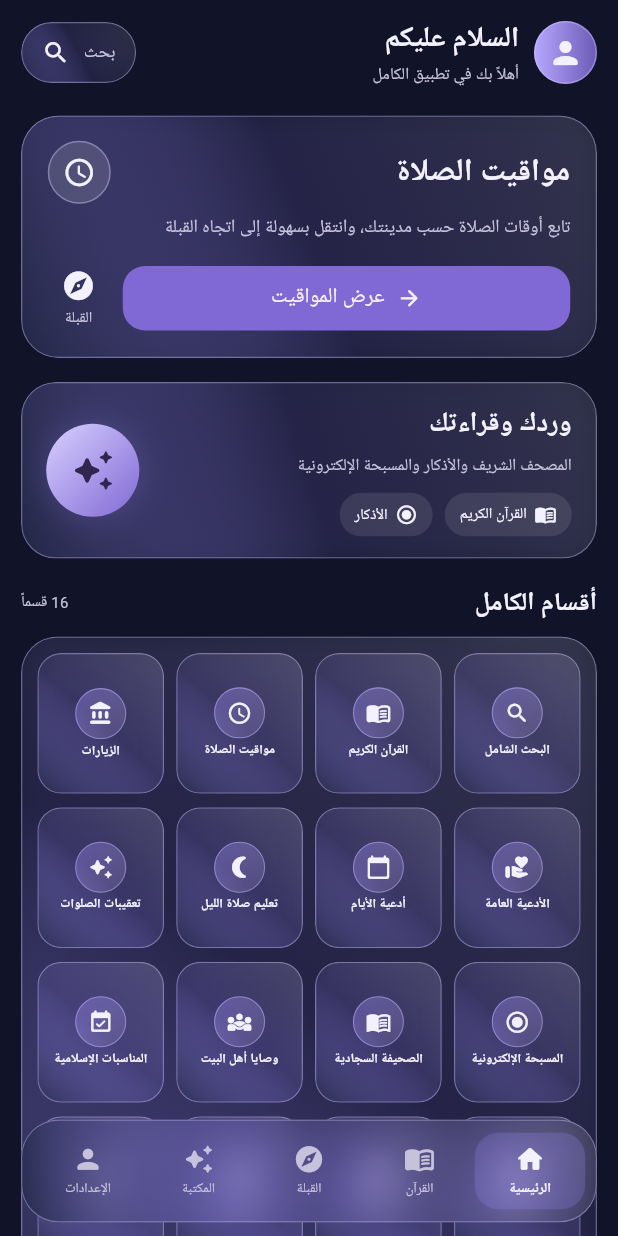
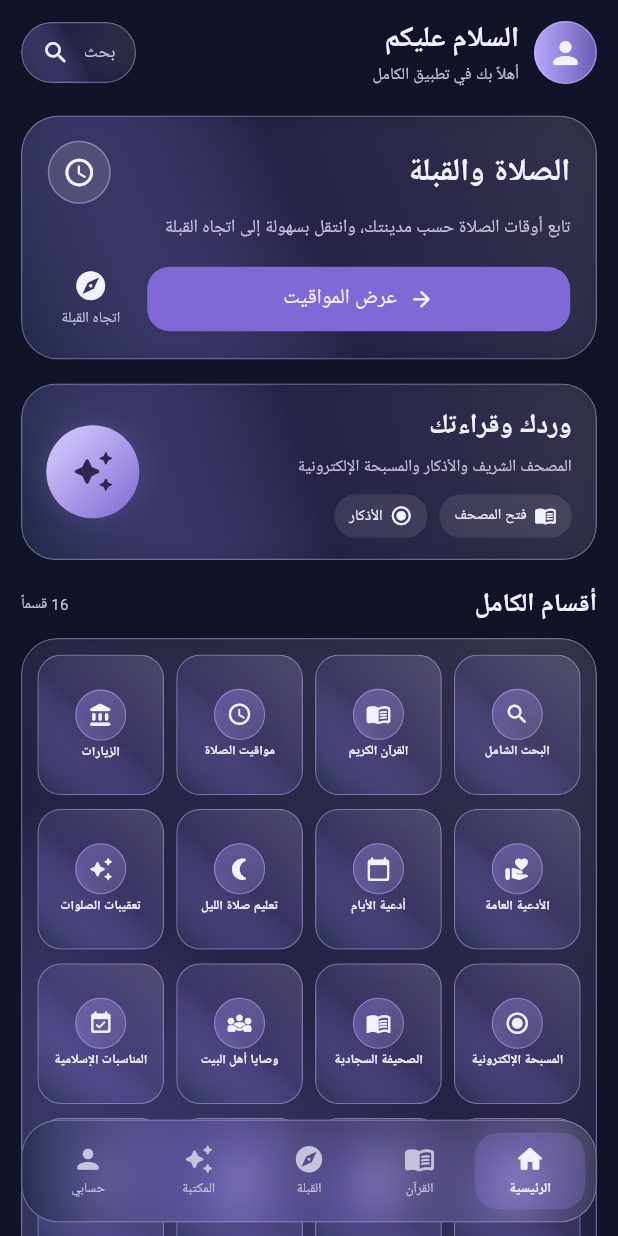
Before and after one commit to akaml7143-source/al-kamil, a Flutter app: the HomePage screen opened directly, on a phone screen of 412 x 824 dp. Run offline on Flutter 3.47's test engine with Material 3 defaults, Android fonts, the phone set to English and light mode, and no system bars; our stand-ins replace flutter_compass, material_ui, shared_preferences; missing offline and left inert: adhan_dart, qcf_quran_plus; accounts and stored records are empty.

Commit message:
Polish dashboard labels and preserve scroll-based navigation tests

```diff
--- a/lib/main.dart
+++ b/lib/main.dart
@@ -314,7 +314,7 @@ class HomePage extends StatelessWidget {
                               Row(
                                 children: [
                                   const Expanded(
-                                    child: Text('مواقيت الصلاة', style: TextStyle(color: ivory, fontSize: 21, fontWeight: FontWeight.bold)),
+                                    child: Text('الصلاة والقبلة', style: TextStyle(color: ivory, fontSize: 21, fontWeight: FontWeight.bold)),
                                   ),
                                   Container(
                                     width: 42,
@@ -349,7 +349,7 @@ class HomePage extends StatelessWidget {
                                   const SizedBox(width: 9),
                                   _HomeRoundAction(
                                     icon: Icons.explore_rounded,
-                                    label: 'القبلة',
+                                    label: 'اتجاه القبلة',
                                     onTap: () => _openSection(context, const _Section('القبلة', Icons.explore_rounded)),
                                   ),
                                 ],
@@ -377,7 +377,7 @@ class HomePage extends StatelessWidget {
                                       children: [
                                         _HomePillAction(
                                           icon: Icons.menu_book_rounded,
-                                          label: 'القرآن الكريم',
+                                          label: 'فتح المصحف',
                                           onTap: () => _openSection(context, const _Section('القرآن الكريم', Icons.menu_book_rounded)),
                                         ),
                                         _HomePillAction(
@@ -471,7 +471,7 @@ class HomePage extends StatelessWidget {
                 _HomeNavItem(icon: Icons.menu_book_rounded, label: 'القرآن', onTap: () => _openSection(context, const _Section('القرآن الكريم', Icons.menu_book_rounded))),
                 _HomeNavItem(icon: Icons.explore_rounded, label: 'القبلة', onTap: () => _openSection(context, const _Section('القبلة', Icons.explore_rounded))),
                 _HomeNavItem(icon: Icons.auto_awesome_rounded, label: 'المكتبة', onTap: () => _openSection(context, const _Section('الزيارات', Icons.account_balance_rounded))),
-                _HomeNavItem(icon: Icons.person_rounded, label: 'الإعدادات', onTap: () => _openSection(context, const _Section('الإعدادات', Icons.settings_rounded))),
+                _HomeNavItem(icon: Icons.person_rounded, label: 'حسابي', onTap: () => _openSection(context, const _Section('الإعدادات', Icons.settings_rounded))),
               ],
             ),
           ),
```
Also changed, not shown: 1 other file.
